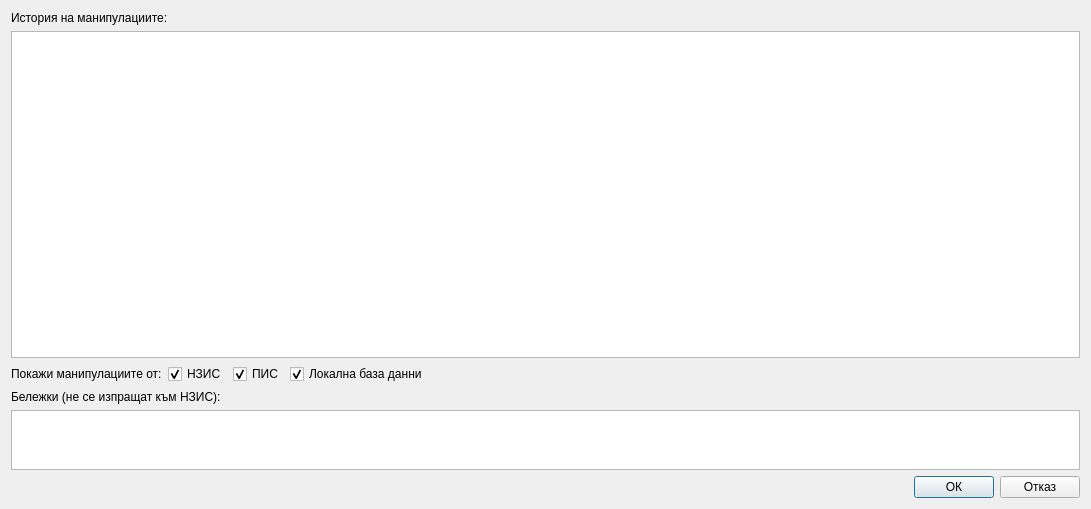
First picture: the form in src/View/Widgets/DetailedStatus.ui, repository thefinalcutbg/DinoDent, before the edit.
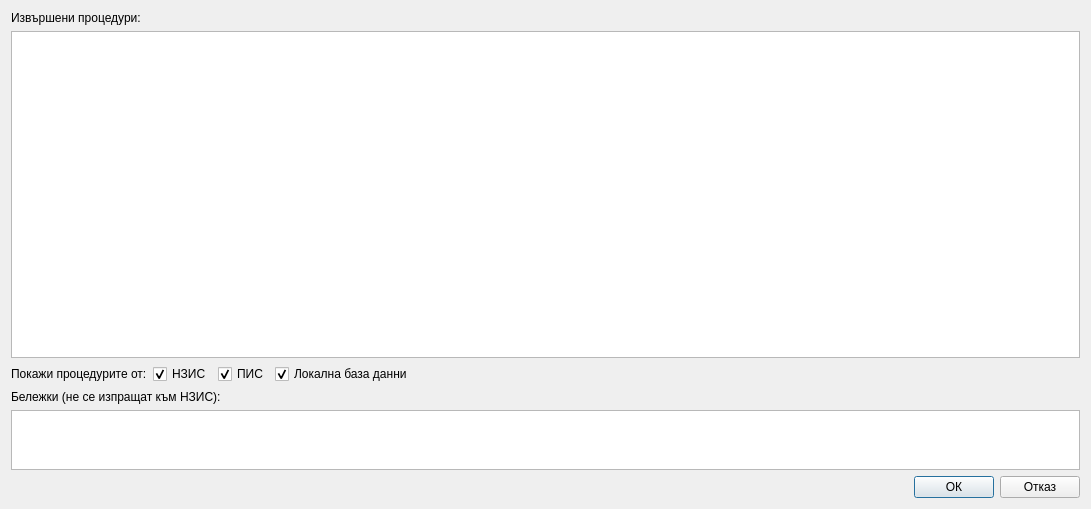
Second picture: the form after the edit.

What changed in the file:
```diff
--- a/src/View/Widgets/DetailedStatus.ui
+++ b/src/View/Widgets/DetailedStatus.ui
@@ -23,7 +23,7 @@
    <item>
     <widget class="QLabel" name="label">
      <property name="text">
-      <string>История на манипулациите:</string>
+      <string>Извършени процедури:</string>
      </property>
     </widget>
    </item>
@@ -45,7 +45,7 @@
      <item>
       <widget class="QLabel" name="label_3">
        <property name="text">
-        <string>Покажи манипулациите от:</string>
+        <string>Покажи процедурите от:</string>
        </property>
       </widget>
      </item>
```
Left out of the diff: 8 changed lines with no effect on the pictures.
